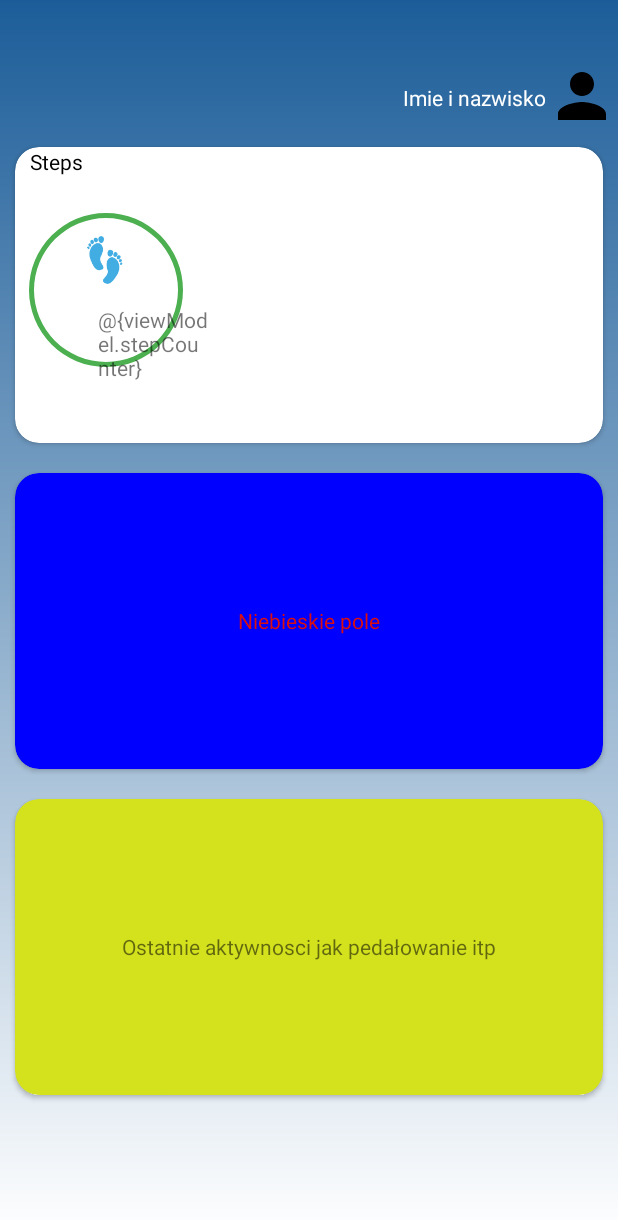
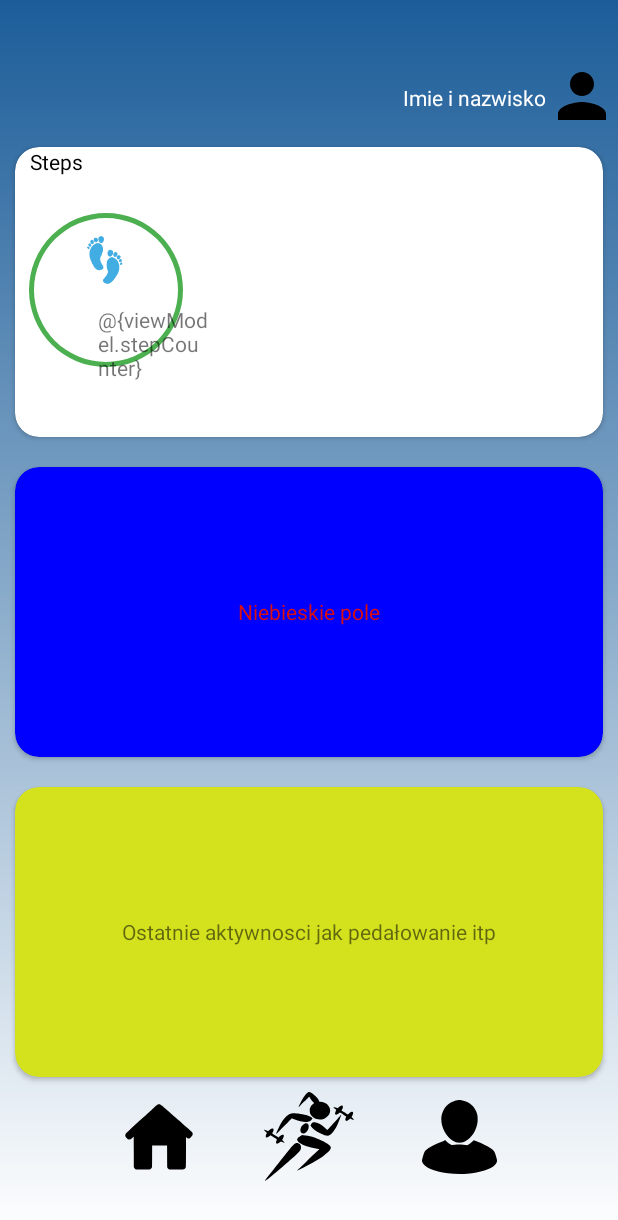
Before and after one commit to sewerynmik/fitnessApp, an Android app built with Jetpack Compose: the layout activity_main.xml on its own in the app's theme, with its tools: preview values and no code run, on a phone screen of 412 x 824 dp. Shown: the top 1220 px of the screen. Run offline under Robolectric (Android 15) with nearby library versions, the phone set to English and light mode, and no system bars; Roboto replaces fonts that are not available here.

Commit message:
working menubottom
menubottom is now shown :)

```diff
--- a/app/src/main/AndroidManifest.xml
+++ b/app/src/main/AndroidManifest.xml
@@ -14,7 +14,7 @@
         android:theme="@style/Theme.AplikacjaFitness"
         tools:targetApi="31">
         <activity
-            android:name=".Login"
+            android:name=".MainActivity"
             android:exported="true"
             android:label="@string/app_name"
             android:theme="@style/AppTheme">
@@ -26,7 +26,7 @@
         </activity>
 
         <activity
-            android:name=".MainActivity"
+            android:name=".Login"
             android:exported="false" />
 
         <activity
--- a/app/src/main/res/layout/activity_main.xml
+++ b/app/src/main/res/layout/activity_main.xml
@@ -188,7 +188,7 @@
         android:id="@+id/menuBottom"
         android:layout_width="wrap_content"
         android:layout_height="wrap_content"
-        android:layout_marginBottom="24dp"
+        android:layout_marginBottom="36dp"
         android:layout_weight="1"
         android:background="#00FFFFFF"
         android:backgroundTint="#00FFFFFF"
@@ -206,16 +206,18 @@
             android:layout_height="60dp"
             android:layout_gravity="left"
             android:layout_marginRight="200dp"
-            android:backgroundTint="#00FFFFFF"
+            android:background="@drawable/home"
+            android:backgroundTint="#000000"
             android:contentDescription="main"
             app:srcCompat="@drawable/home" />
 
         <ImageButton
             android:id="@+id/workout"
             android:layout_width="60dp"
-            android:layout_height="60dp"
+            android:layout_height="59dp"
             android:layout_gravity="center"
-            android:backgroundTint="#00FFFFFF"
+            android:background="@drawable/workout"
+            android:backgroundTint="#000000"
             android:contentDescription="workout"
             app:srcCompat="@drawable/workout" />
 
@@ -224,9 +226,11 @@
             android:layout_width="60dp"
             android:layout_height="60dp"
             android:layout_gravity="right"
-            android:backgroundTint="#00FFFFFF"
+            android:background="@drawable/baseline_person_24"
+            android:backgroundTint="#000000"
             android:contentDescription="profile"
-            app:srcCompat="@drawable/person" />
+            app:srcCompat="@drawable/person"
+            tools:srcCompat="@drawable/person" />
     </androidx.cardview.widget.CardView>
 
 </androidx.constraintlayout.widget.ConstraintLayout>
--- a/app/src/main/res/layout/profile.xml
+++ b/app/src/main/res/layout/profile.xml
@@ -137,6 +137,7 @@
             android:layout_gravity="center"
             android:backgroundTint="#00FFFFFF"
             android:contentDescription="workout"
+            android:minHeight="60dp"
             app:srcCompat="@drawable/workout" />
 
         <ImageButton
```
